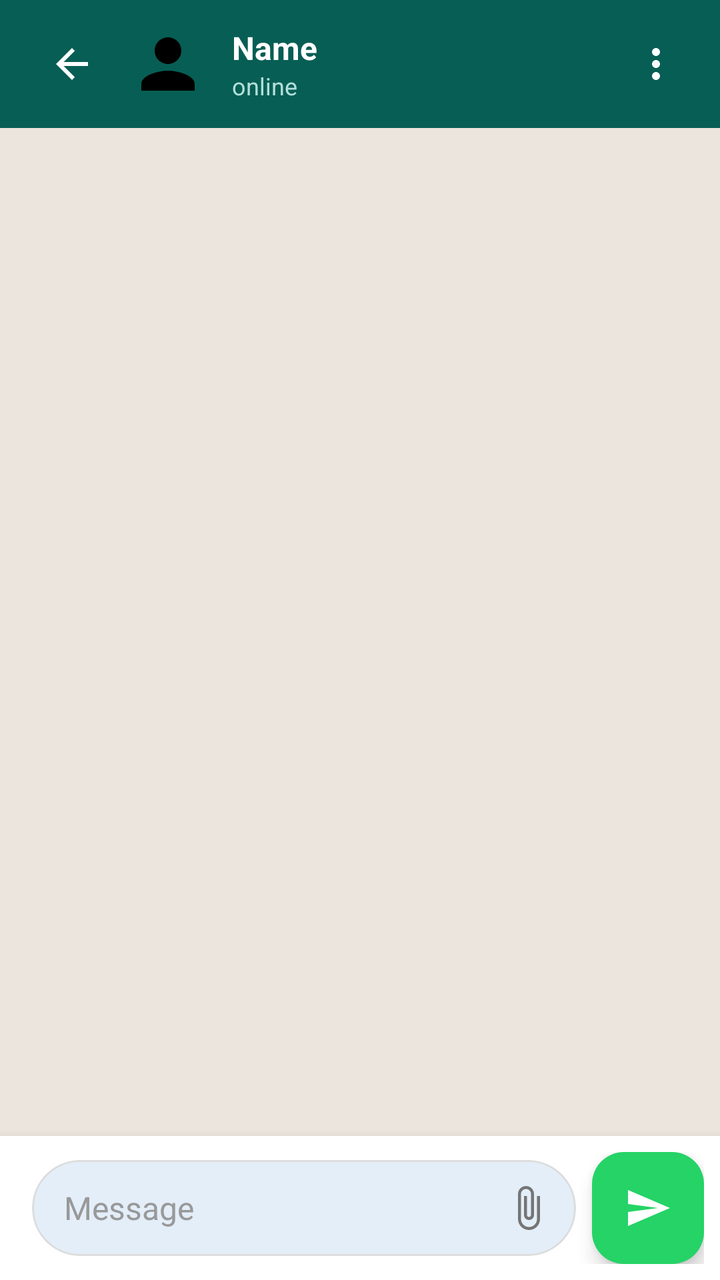
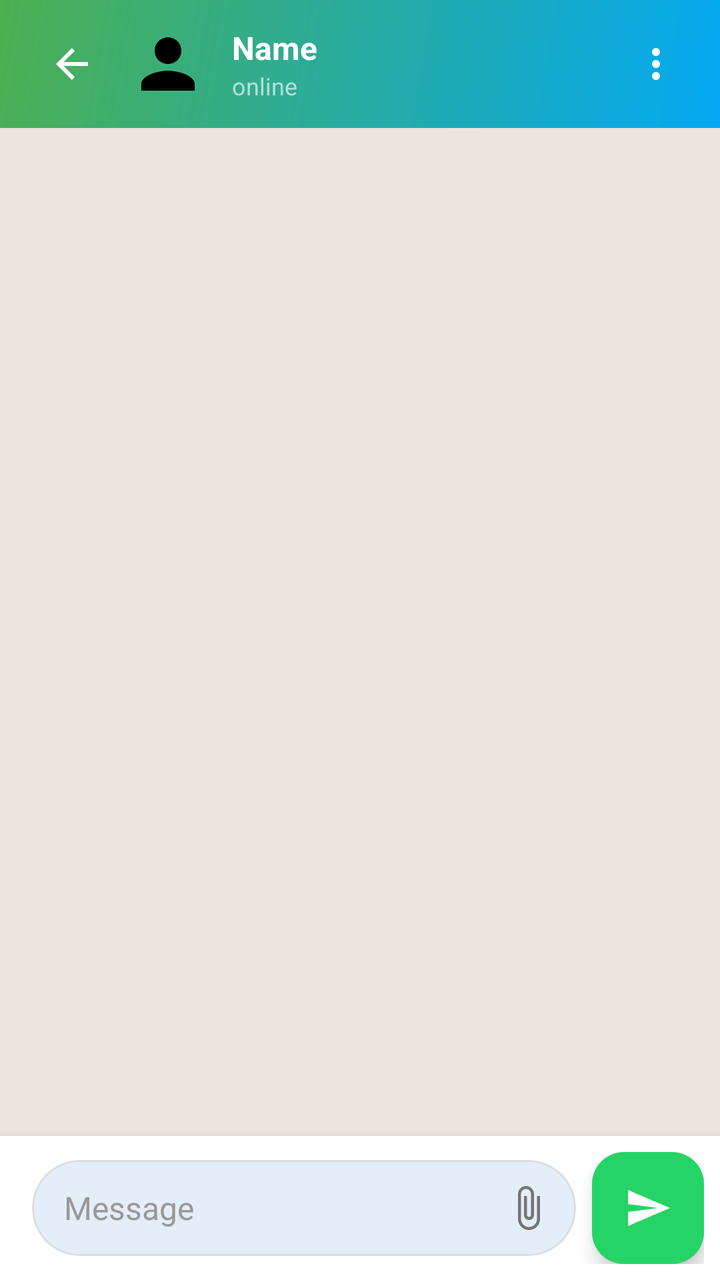

The first picture is an Android layout as it rendered before a commit; the second is the same layout after the commit. The layout source and the unified diff follow.
<!-- AndroidManifest.xml: application theme Theme.GiveEase -->
<!-- res/layout/fragment_chat_detail.xml -->
<?xml version="1.0" encoding="utf-8"?>
<androidx.constraintlayout.widget.ConstraintLayout
    xmlns:android="http://schemas.android.com/apk/res/android"
    xmlns:app="http://schemas.android.com/apk/res-auto"
    android:layout_width="match_parent"
    android:layout_height="match_parent"
    android:background="#ECE5DD">

    <com.google.android.material.appbar.MaterialToolbar
        android:id="@+id/toolbar"
        android:layout_width="match_parent"
        android:layout_height="wrap_content"
        android:background="#075E54"
        android:elevation="4dp"
        android:paddingStart="4dp"
        android:paddingEnd="8dp"
        app:layout_constraintTop_toTopOf="parent">

        <LinearLayout
            android:layout_width="match_parent"
            android:layout_height="wrap_content"
            android:gravity="center_vertical"
            android:orientation="horizontal">

            <ImageButton
                android:id="@+id/btnBack"
                android:layout_width="40dp"
                android:layout_height="40dp"
                android:background="?attr/selectableItemBackgroundBorderless"
                android:src="@drawable/ic_back"
                app:tint="@android:color/white" />

            <com.google.android.material.imageview.ShapeableImageView
                android:id="@+id/imgProfile"
                android:layout_width="40dp"
                android:layout_height="40dp"
                android:layout_marginStart="8dp"
                android:scaleType="centerCrop"
                android:src="@drawable/sample_profile"
                app:shapeAppearanceOverlay="@style/CircleImageView" />

            <LinearLayout
                android:layout_width="0dp"
                android:layout_height="wrap_content"
                android:layout_marginStart="12dp"
                android:layout_weight="1"
                android:orientation="vertical">

                <TextView
                    android:id="@+id/tvName"
                    android:layout_width="wrap_content"
                    android:layout_height="wrap_content"
                    android:ellipsize="end"
                    android:maxLines="1"
                    android:text="Name"
                    android:textColor="@android:color/white"
                    android:textSize="16sp"
                    android:textStyle="bold" />

                <TextView
                    android:id="@+id/tvStatus"
                    android:layout_width="wrap_content"
                    android:layout_height="wrap_content"
                    android:text="online"
                    android:textColor="#B2DFDB"
                    android:textSize="12sp" />
            </LinearLayout>

            <ImageButton
                android:id="@+id/btnVideoCall"
                android:layout_width="40dp"
                android:layout_height="40dp"
                android:background="?attr/selectableItemBackgroundBorderless"
                android:src="@drawable/ic_videocam"
                android:visibility="gone"
                app:tint="@android:color/white" />

            <ImageButton
                android:id="@+id/btnCall"
                android:layout_width="40dp"
                android:layout_height="40dp"
                android:background="?attr/selectableItemBackgroundBorderless"
                android:src="@drawable/ic_call"
                android:visibility="gone"
                app:tint="@android:color/white" />

            <ImageButton
                android:id="@+id/btnMore"
                android:layout_width="40dp"
                android:layout_height="40dp"
                android:background="?attr/selectableItemBackgroundBorderless"
                android:src="@drawable/ic_more_vert"
                app:tint="@android:color/white" />
        </LinearLayout>
    </com.google.android.material.appbar.MaterialToolbar>

    <androidx.recyclerview.widget.RecyclerView
        android:id="@+id/recyclerViewMessages"
        android:layout_width="match_parent"
        android:layout_height="0dp"
        android:clipToPadding="false"
        android:paddingVertical="8dp"
        app:layout_constraintBottom_toTopOf="@id/typingIndicator"
        app:layout_constraintTop_toBottomOf="@id/toolbar" />

    <TextView
        android:id="@+id/typingIndicator"
        android:layout_width="wrap_content"
        android:layout_height="wrap_content"
        android:layout_marginStart="16dp"
        android:layout_marginBottom="4dp"
        android:text="typing..."
        android:textColor="#25D366"
        android:textSize="13sp"
        android:textStyle="italic"
        android:visibility="gone"
        app:layout_constraintBottom_toTopOf="@id/messageInputLayout"
        app:layout_constraintStart_toStartOf="parent" />

    <LinearLayout
        android:id="@+id/messageInputLayout"
        android:layout_width="match_parent"
        android:layout_height="wrap_content"
        android:background="@android:color/white"
        android:elevation="8dp"
        android:gravity="center_vertical"
        android:orientation="horizontal"
        android:padding="8dp"
        app:layout_constraintBottom_toBottomOf="parent">

        <ImageButton
            android:id="@+id/btnEmoji"
            android:layout_width="40dp"
            android:layout_height="40dp"
            android:background="?attr/selectableItemBackgroundBorderless"
            android:src="@drawable/ic_emoji"
            android:visibility="gone"
            app:tint="#757575" />

        <com.google.android.material.card.MaterialCardView
            android:layout_width="0dp"
            android:layout_height="wrap_content"
            android:layout_marginHorizontal="8dp"
            android:layout_weight="1"
            app:cardBackgroundColor="@android:color/white"
            app:cardCornerRadius="24dp"
            app:cardElevation="0dp"
            app:strokeColor="#DDDDDD"
            app:strokeWidth="1dp">

            <LinearLayout
                android:layout_width="match_parent"
                android:layout_height="wrap_content"
                android:gravity="center_vertical"
                android:orientation="horizontal"
                android:paddingStart="16dp"
                android:paddingTop="8dp"
                android:paddingEnd="8dp"
                android:paddingBottom="8dp">

                <EditText
                    android:id="@+id/etMessage"
                    android:layout_width="0dp"
                    android:layout_height="wrap_content"
                    android:layout_weight="1"
                    android:background="@null"
                    android:hint="Message"
                    android:inputType="textMultiLine|textCapSentences"
                    android:maxLines="4"
                    android:textColor="@color/black"
                    android:textColorHint="#999999"
                    android:textSize="16sp" />

                <ImageButton
                    android:id="@+id/btnAttach"
                    android:layout_width="32dp"
                    android:layout_height="32dp"
                    android:background="?attr/selectableItemBackgroundBorderless"
                    android:src="@drawable/ic_attach"
                    app:tint="#757575" />

                <ImageButton
                    android:id="@+id/btnCamera"
                    android:layout_width="32dp"
                    android:layout_height="32dp"
                    android:background="?attr/selectableItemBackgroundBorderless"
                    android:src="@drawable/ic_camera"
                    android:visibility="gone"
                    app:tint="#757575" />
            </LinearLayout>
        </com.google.android.material.card.MaterialCardView>

        <com.google.android.material.floatingactionbutton.FloatingActionButton
            android:id="@+id/fabSend"
            android:layout_width="wrap_content"
            android:layout_height="wrap_content"
            android:src="@drawable/ic_send"
            app:backgroundTint="#25D366"
            app:fabSize="mini"
            app:tint="@android:color/white" />
    </LinearLayout>

    <FrameLayout
        android:id="@+id/imagePreviewLayout"
        android:layout_width="match_parent"
        android:layout_height="match_parent"
        android:background="#D0000000"
        android:clickable="true"
        android:focusable="true"
        android:visibility="gone"
        app:layout_constraintBottom_toBottomOf="parent"
        app:layout_constraintTop_toTopOf="parent">

        <ImageView
            android:id="@+id/imgPreview"
            android:layout_width="match_parent"
            android:layout_height="match_parent"
            android:scaleType="centerInside" />

        <LinearLayout
            android:layout_width="match_parent"
            android:layout_height="wrap_content"
            android:layout_gravity="bottom"
            android:background="@android:color/white"
            android:orientation="horizontal"
            android:padding="16dp">

            <EditText
                android:id="@+id/etImageCaption"
                android:layout_width="0dp"
                android:layout_height="wrap_content"
                android:layout_weight="1"
                android:background="@null"
                android:hint="Add a caption..."
                android:inputType="text"
                android:textSize="16sp" />

            <ImageButton
                android:id="@+id/btnCancelPreview"
                android:layout_width="40dp"
                android:layout_height="40dp"
                android:background="?attr/selectableItemBackgroundBorderless"
                android:src="@drawable/ic_close"
                app:tint="#757575" />

            <com.google.android.material.floatingactionbutton.FloatingActionButton
                android:id="@+id/fabSendImage"
                android:layout_width="wrap_content"
                android:layout_height="wrap_content"
                android:layout_marginStart="8dp"
                android:src="@drawable/ic_send"
                app:backgroundTint="#25D366"
                app:fabSize="mini"
                app:tint="@android:color/white" />
        </LinearLayout>
    </FrameLayout>

    <ProgressBar
        android:id="@+id/progressBar"
        android:layout_width="wrap_content"
        android:layout_height="wrap_content"
        android:visibility="gone"
        app:layout_constraintBottom_toBottomOf="parent"
        app:layout_constraintEnd_toEndOf="parent"
        app:layout_constraintStart_toStartOf="parent"
        app:layout_constraintTop_toTopOf="parent" />

</androidx.constraintlayout.widget.ConstraintLayout>
<!-- resources referenced by this layout -->
<resources>
  <color name="black">#FF000000</color>
  <!-- drawable ic_back (drawable) -->
  <vector xmlns:android="http://schemas.android.com/apk/res/android"
      android:width="24dp"
      android:height="24dp"
      android:viewportWidth="24"
      android:viewportHeight="24">
      <path
          android:fillColor="#FF000000"
          android:pathData="M20,11H7.83l5.59,-5.59L12,4l-8,8 8,8 1.41,-1.41L7.83,13H20v-2z"/>
  </vector>
  <!-- drawable ic_call (drawable) -->
  <vector xmlns:android="http://schemas.android.com/apk/res/android"
      android:width="24dp"
      android:height="24dp"
      android:viewportWidth="24.0"
      android:viewportHeight="24.0">
      <path
          android:fillColor="#FF000000"
          android:pathData="M12,2A10,10 0 1,0 22,12A10,10 0 0,0 12,2Z"/>
  </vector>
  <!-- drawable ic_close (drawable) -->
  <vector xmlns:android="http://schemas.android.com/apk/res/android"
      android:width="24dp"
      android:height="24dp"
      android:viewportWidth="24"
      android:viewportHeight="24">
      <path
          android:fillColor="#FF000000"
          android:pathData="M19,6.41L17.59,5 12,10.59 6.41,5 5,6.41 10.59,12 5,17.59 6.41,19 12,13.41 17.59,19 19,17.59 13.41,12z"/>
  </vector>
  <!-- drawable ic_emoji (drawable) -->
  <vector xmlns:android="http://schemas.android.com/apk/res/android"
      android:width="24dp"
      android:height="24dp"
      android:viewportWidth="24.0"
      android:viewportHeight="24.0">
      <path
          android:fillColor="#FF000000"
          android:pathData="M12,2A10,10 0 1,0 22,12A10,10 0 0,0 12,2Z"/>
  </vector>
  <!-- drawable ic_more_vert (drawable) -->
  <vector xmlns:android="http://schemas.android.com/apk/res/android"
      android:width="24dp"
      android:height="24dp"
      android:viewportWidth="24"
      android:viewportHeight="24">
      <path
          android:fillColor="#FF000000"
          android:pathData="M12,8c1.1,0 2,-0.9 2,-2s-0.9,-2 -2,-2s-2,0.9 -2,2S10.9,8 12,8zM12,10c-1.1,0 -2,0.9 -2,2s0.9,2 2,2s2,-0.9 2,-2S13.1,10 12,10zM12,16c-1.1,0 -2,0.9 -2,2s0.9,2 2,2s2,-0.9 2,-2S13.1,16 12,16z"/>
  </vector>
  <!-- drawable ic_send (drawable) -->
  <vector xmlns:android="http://schemas.android.com/apk/res/android"
      android:width="24dp"
      android:height="24dp"
      android:viewportWidth="24"
      android:viewportHeight="24">
      <path
          android:fillColor="#FF000000"
          android:pathData="M2.01,21L23,12L2.01,3L2,10l15,2l-15,2z"/>
  </vector>
  <!-- drawable ic_videocam (drawable) -->
  <vector xmlns:android="http://schemas.android.com/apk/res/android"
      android:width="24dp"
      android:height="24dp"
      android:viewportWidth="24.0"
      android:viewportHeight="24.0">
      <path
          android:fillColor="#FF000000"
          android:pathData="M12,2A10,10 0 1,0 22,12A10,10 0 0,0 12,2Z"/>
  </vector>
  <!-- drawable sample_profile (drawable) -->
  <vector xmlns:android="http://schemas.android.com/apk/res/android"
      android:width="24dp"
      android:height="24dp"
      android:viewportWidth="24"
      android:viewportHeight="24">
      <path
          android:fillColor="#FF000000"
          android:pathData="M12,12c2.21,0 4,-1.79 4,-4s-1.79,-4 -4,-4s-4,1.79 -4,4S9.79,12 12,12zM12,14c-2.67,0 -8,1.34 -8,4v2h16v-2C20,15.34 14.67,14 12,14z"/>
  </vector>
  <style name="CircleImageView" parent="">
          <item name="cornerFamily">rounded</item>
          <item name="cornerSize">50%</item>
      </style>
  <color name="primary_blue">#1976D2</color>
  <color name="white">#FFFFFFFF</color>
  <color name="teal_200">#FF03DAC5</color>
  <color name="background">#FAFAFA</color>
  <color name="surface">#FFFFFF</color>
  <color name="onSurface">#212121</color>
  <color name="onBackground">#212121</color>
  <!-- unchanged entries left out for length: 3 -->
</resources>

<!-- the commit's change to res/layout/fragment_chat_detail.xml (unified diff, before → after) -->
@@ -10,7 +10,7 @@
         android:id="@+id/toolbar"
         android:layout_width="match_parent"
         android:layout_height="wrap_content"
-        android:background="#075E54"
+        android:background="@drawable/home_header_gradient"
         android:elevation="4dp"
         android:paddingStart="4dp"
         android:paddingEnd="8dp"
<!-- resource entries referenced after the edit -->
@@ -1,6 +1,14 @@
 <!-- resources referenced by this layout -->
 <resources>
   <color name="black">#FF000000</color>
+  <!-- drawable home_header_gradient (drawable) -->
+  <shape xmlns:android="http://schemas.android.com/apk/res/android">
+      <gradient
+          android:angle="135"
+          android:startColor="@color/secondary"
+          android:endColor="@color/primary"
+          android:type="linear" />
+  </shape>
   <!-- drawable ic_back (drawable) -->
   <vector xmlns:android="http://schemas.android.com/apk/res/android"
       android:width="24dp"
@@ -85,6 +93,8 @@
           <item name="cornerFamily">rounded</item>
           <item name="cornerSize">50%</item>
       </style>
+  <color name="secondary">#03A9F4</color>
+  <color name="primary">#4CAF50</color>
   <color name="primary_blue">#1976D2</color>
   <color name="white">#FFFFFFFF</color>
   <color name="teal_200">#FF03DAC5</color>
